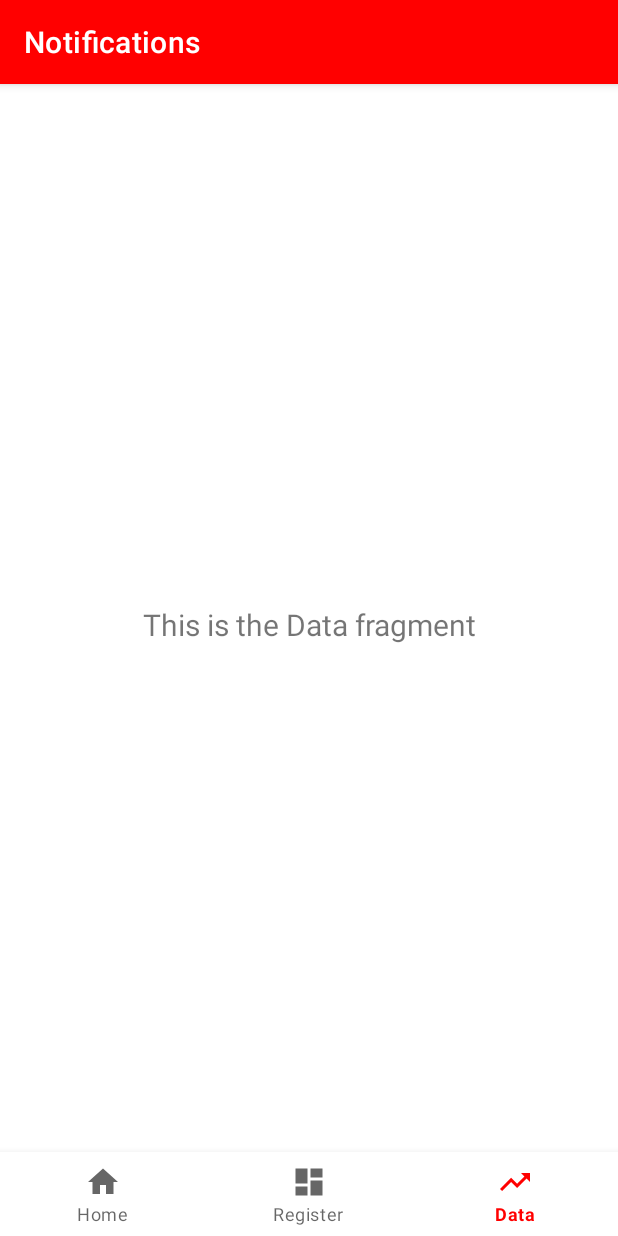
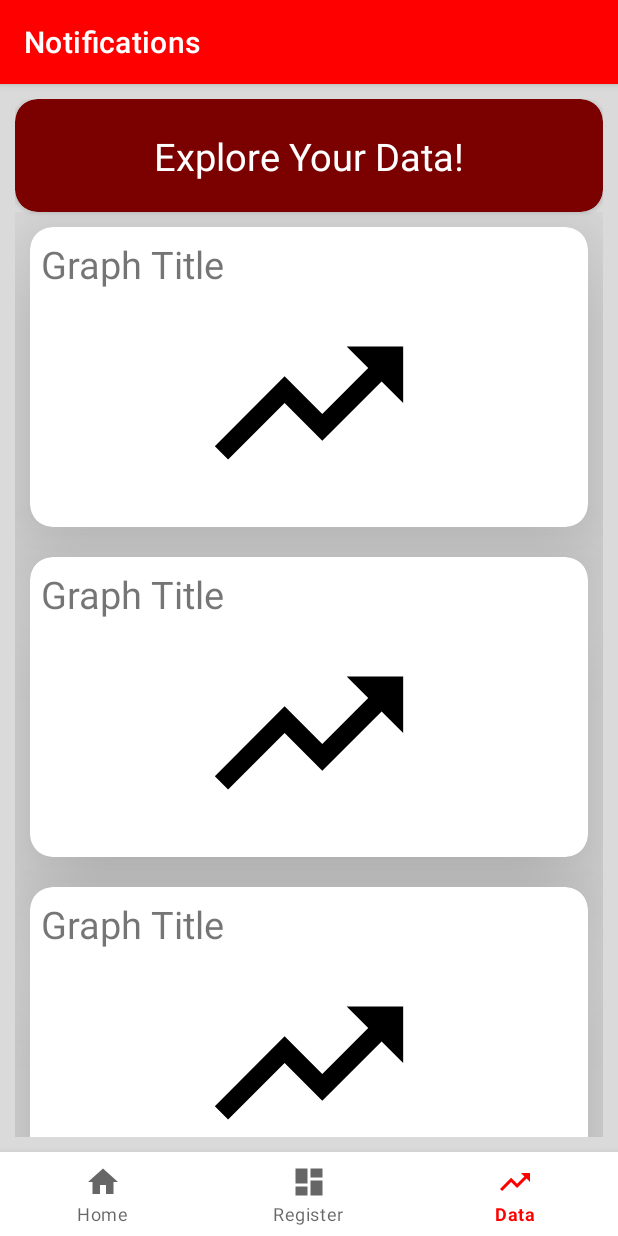
Before and after one commit to PaulAllen9/Sales-Sense, an Android app: the DataFragment screen opened through its navigation route, on a phone screen of 412 x 824 dp. Run offline under Robolectric (Android 15) with nearby library versions, the phone set to English and light mode, and no system bars; our stand-ins replace navigation-ui.

Commit message:
Minor renaming and development of Data fragment UI

```diff
--- /dev/null
+++ b/app/src/main/java/com/example/salessense/BusinessSide/data/CustomAdapterData.java
@@ -0,0 +1,64 @@
+package com.example.salessense.BusinessSide.data;
+
+import android.content.Context;
+import android.view.LayoutInflater;
+import android.view.View;
+import android.view.ViewGroup;
+import android.widget.ImageButton;
+import android.widget.ImageView;
+import android.widget.TextView;
+
+import androidx.recyclerview.widget.RecyclerView;
+
+import com.example.salessense.R;
+
+import java.util.ArrayList;
+
+public class CustomAdapterData extends RecyclerView.Adapter<CustomAdapterData.MyViewHolder>{
+
+    private Context context;
+    private ArrayList<String> tableTitles;
+    private ArrayList<Integer> tableImages;
+
+
+    public CustomAdapterData(Context context, ArrayList<String> tableTitles, ArrayList<Integer> tableImages) {
+        this.context = context;
+        this.tableTitles = tableTitles;
+        this.tableImages = tableImages;
+    }
+
+
+    @Override
+    public MyViewHolder onCreateViewHolder(ViewGroup parent, int viewType) {
+        LayoutInflater inflater = LayoutInflater.from(context);
+        View view = inflater.inflate(R.layout.data_display_card, parent, false);
+
+        return new MyViewHolder(view);
+    }
+
+    @Override
+    public void onBindViewHolder(MyViewHolder holder, int position) {
+        holder.tableTitleTV.setText(String.valueOf(tableTitles.get(position)));
+        holder.dataVisual.setImageResource(tableImages.get(position));
+    }
+
+    @Override
+    public int getItemCount() {
+        return tableTitles.size();
+    }
+
+    public class MyViewHolder extends RecyclerView.ViewHolder {
+
+        TextView tableTitleTV;
+        ImageView dataVisual;
+
+
+        public MyViewHolder(View itemView) {
+            super(itemView);
+            tableTitleTV=itemView.findViewById(R.id.tableTitleTV);
+            dataVisual=itemView.findViewById(R.id.dataVisual);
+        }
+    }
+
+
+}
--- /dev/null
+++ b/app/src/main/java/com/example/salessense/BusinessSide/data/DataFragment.java
@@ -0,0 +1,71 @@
+package com.example.salessense.BusinessSide.data;
+
+import android.os.Bundle;
+import android.view.LayoutInflater;
+import android.view.View;
+import android.view.ViewGroup;
+import android.widget.TextView;
+
+import androidx.fragment.app.Fragment;
+import androidx.lifecycle.ViewModelProvider;
+import androidx.recyclerview.widget.LinearLayoutManager;
+import androidx.recyclerview.widget.RecyclerView;
+
+import com.example.salessense.BusinessSide.register.CustomAdapterRegister;
+import com.example.salessense.BusinessSide.register.RegisterViewModel;
+import com.example.salessense.R;
+import com.example.salessense.databinding.FragmentDataBinding;
+import com.example.salessense.databinding.FragmentRegisterBinding;
+
+import java.util.ArrayList;
+
+public class DataFragment extends Fragment {
+
+    private FragmentDataBinding binding;
+
+    public View onCreateView(LayoutInflater inflater, ViewGroup container, Bundle savedInstanceState) {
+
+
+        RegisterViewModel dashboardViewModel = new ViewModelProvider(this).get(RegisterViewModel.class);
+
+        binding = FragmentDataBinding.inflate(inflater, container, false);
+        View root = binding.getRoot();
+
+
+        // Initialize RecyclerView
+        RecyclerView recyclerView = binding.recycler;  // Make sure this matches your XML ID
+        recyclerView.setLayoutManager(new LinearLayoutManager(getContext()));
+
+        ArrayList<String> dataTitles = new ArrayList<>();
+        ArrayList<Integer> dataVisuals = new ArrayList<>();
+
+        populateRecyclerView(dataTitles, dataVisuals); // Populate the data
+
+
+        // Set up the adapter
+        CustomAdapterData customAdapter = new CustomAdapterData(getContext(), dataTitles, dataVisuals);
+        recyclerView.setAdapter(customAdapter); // Attach the adapter here
+
+
+        // Set up LiveData observation
+        final TextView textView = binding.textDashboard;
+        dashboardViewModel.getText().observe(getViewLifecycleOwner(), textView::setText);
+
+        return root;
+    }
+
+    @Override
+    public void onDestroyView() {
+        super.onDestroyView();
+        binding = null;
+    }
+    private void populateRecyclerView(ArrayList<String> dataTitles, ArrayList<Integer> dataVisuals) {
+        // Add items
+        for (int i = 0; i < 6; i++) {
+            dataTitles.add("Graph Title");
+
+            dataVisuals.add(R.drawable.baseline_trending_up_24);  // Reference the drawable resource for apple
+
+        }
+    }
+}
--- a/app/src/main/java/com/example/salessense/ui/data/DataViewModel.java
+++ b/app/src/main/java/com/example/salessense/BusinessSide/data/DataViewModel.java
@@ -1,4 +1,4 @@
-package com.example.salessense.ui.data;
+package com.example.salessense.BusinessSide.data;
 
 import androidx.lifecycle.LiveData;
 import androidx.lifecycle.MutableLiveData;
--- a/app/src/main/java/com/example/salessense/ui/register/CustomAdapterRegister.java
+++ b/app/src/main/java/com/example/salessense/BusinessSide/register/CustomAdapterRegister.java
@@ -1,11 +1,9 @@
-package com.example.salessense.ui.register;
+package com.example.salessense.BusinessSide.register;
 
 import android.content.Context;
-import android.util.Log;
 import android.view.LayoutInflater;
 import android.view.View;
 import android.view.ViewGroup;
-import android.widget.ImageView;
 import android.widget.TextView;
 
 import androidx.recyclerview.widget.RecyclerView;
--- a/app/src/main/java/com/example/salessense/ui/register/RegisterViewModel.java
+++ b/app/src/main/java/com/example/salessense/BusinessSide/register/RegisterViewModel.java
@@ -1,4 +1,4 @@
-package com.example.salessense.ui.register;
+package com.example.salessense.BusinessSide.register;
 
 import androidx.lifecycle.LiveData;
 import androidx.lifecycle.MutableLiveData;
--- a/app/src/main/java/com/example/salessense/ui/store_managment/CustomAdapter.java
+++ b/app/src/main/java/com/example/salessense/BusinessSide/store_managment/CustomAdapter.java
@@ -1,4 +1,4 @@
-package com.example.salessense.ui.store_managment;
+package com.example.salessense.BusinessSide.store_managment;
 
 import android.content.Context;
 import android.util.Log;
--- a/app/src/main/java/com/example/salessense/ui/store_managment/StoreFragment.java
+++ b/app/src/main/java/com/example/salessense/BusinessSide/store_managment/StoreFragment.java
@@ -1,4 +1,4 @@
-package com.example.salessense.ui.store_managment;
+package com.example.salessense.BusinessSide.store_managment;
 
 import android.os.Bundle;
 import android.view.LayoutInflater;
--- a/app/src/main/java/com/example/salessense/ui/store_managment/StoreViewModel.java
+++ b/app/src/main/java/com/example/salessense/BusinessSide/store_managment/StoreViewModel.java
@@ -1,4 +1,4 @@
-package com.example.salessense.ui.store_managment;
+package com.example.salessense.BusinessSide.store_managment;
 
 import androidx.lifecycle.LiveData;
 import androidx.lifecycle.MutableLiveData;
--- a/app/src/main/java/com/example/salessense/ui/data/DataFragment.java
+++ /dev/null
@@ -1,36 +0,0 @@
-package com.example.salessense.ui.data;
-
-import android.os.Bundle;
-import android.view.LayoutInflater;
-import android.view.View;
-import android.view.ViewGroup;
-import android.widget.TextView;
-
-import androidx.fragment.app.Fragment;
-import androidx.lifecycle.ViewModelProvider;
-
-import com.example.salessense.databinding.FragmentDataBinding;
-
-public class DataFragment extends Fragment {
-
-    private FragmentDataBinding binding;
-
-    public View onCreateView(LayoutInflater inflater,
-                             ViewGroup container, Bundle savedInstanceState) {
-        DataViewModel notificationsViewModel =
-                new ViewModelProvider(this).get(DataViewModel.class);
-
-        binding = FragmentDataBinding.inflate(inflater, container, false);
-        View root = binding.getRoot();
-
-        final TextView textView = binding.textNotifications;
-        notificationsViewModel.getText().observe(getViewLifecycleOwner(), textView::setText);
-        return root;
-    }
-
-    @Override
-    public void onDestroyView() {
-        super.onDestroyView();
-        binding = null;
-    }
-}
--- /dev/null
+++ b/app/src/main/res/layout/data_display_card.xml
@@ -0,0 +1,41 @@
+<?xml version="1.0" encoding="utf-8"?>
+<androidx.cardview.widget.CardView xmlns:android="http://schemas.android.com/apk/res/android"
+    xmlns:app="http://schemas.android.com/apk/res-auto"
+    xmlns:tools="http://schemas.android.com/tools"
+    android:id="@+id/main"
+    android:layout_width="match_parent"
+    android:layout_height="wrap_content"
+    android:padding="10dp"
+    android:layout_margin="10dp"
+    app:cardCornerRadius="15dp"
+    app:cardElevation="50dp">
+
+
+    <androidx.constraintlayout.widget.ConstraintLayout
+        android:layout_width="match_parent"
+        android:layout_height="200dp"
+        android:padding="7dp">
+
+        <TextView
+            android:id="@+id/tableTitleTV"
+            android:layout_width="wrap_content"
+            android:layout_height="wrap_content"
+            android:text="Data title"
+            android:textSize="25sp"
+            app:layout_constraintStart_toStartOf="parent"
+            app:layout_constraintTop_toTopOf="parent" />
+
+
+        <ImageView
+            android:id="@+id/dataVisual"
+            android:layout_width="0dp"
+            android:layout_height="0dp"
+            android:src="@drawable/baseline_trending_up_24"
+            app:layout_constraintBottom_toBottomOf="parent"
+            app:layout_constraintEnd_toEndOf="parent"
+            app:layout_constraintStart_toStartOf="parent"
+            app:layout_constraintTop_toBottomOf="@+id/tableTitleTV" />
+
+    </androidx.constraintlayout.widget.ConstraintLayout>
+
+</androidx.cardview.widget.CardView>
--- a/app/src/main/res/layout/fragment_data.xml
+++ b/app/src/main/res/layout/fragment_data.xml
@@ -4,19 +4,64 @@
     xmlns:tools="http://schemas.android.com/tools"
     android:layout_width="match_parent"
     android:layout_height="match_parent"
-    tools:context=".ui.data.DataFragment">
+    android:padding="10dp"
+    android:background="@color/off_white"
+    tools:context=".BusinessSide.store_managment.StoreFragment">
+
+
+    <androidx.cardview.widget.CardView
+        android:id="@+id/main"
+        android:layout_width="match_parent"
+        android:layout_height="wrap_content"
+        app:cardCornerRadius="15dp"
+        android:backgroundTint="@color/dark_red"
+        app:layout_constraintEnd_toEndOf="parent"
+        app:layout_constraintStart_toStartOf="parent"
+        app:layout_constraintTop_toTopOf="parent">
+
+
+        <androidx.constraintlayout.widget.ConstraintLayout
+            android:id="@+id/Header"
+            android:layout_width="match_parent"
+            android:layout_height="75dp"
+            android:padding="7dp">
+
+            <TextView
+                android:id="@+id/itemNameTV"
+                style="@style/whiteText"
+                android:layout_width="wrap_content"
+                android:layout_height="wrap_content"
+                android:text="Explore Your Data!"
+                app:layout_constraintBottom_toBottomOf="parent"
+                app:layout_constraintEnd_toEndOf="parent"
+                app:layout_constraintStart_toStartOf="parent"
+                app:layout_constraintTop_toTopOf="parent" />
+
+        </androidx.constraintlayout.widget.ConstraintLayout>
+
+    </androidx.cardview.widget.CardView>
+
+
+    <androidx.recyclerview.widget.RecyclerView
+        android:id="@+id/recycler"
+        android:layout_width="match_parent"
+        android:layout_height="0dp"
+        app:layout_constraintBottom_toBottomOf="parent"
+        app:layout_constraintTop_toBottomOf="@+id/main"
+        tools:layout_editor_absoluteX="10dp">
+
+    </androidx.recyclerview.widget.RecyclerView>
+
 
     <TextView
-        android:id="@+id/text_notifications"
+        android:id="@+id/text_dashboard"
         android:layout_width="match_parent"
         android:layout_height="wrap_content"
-        android:layout_marginStart="8dp"
-        android:layout_marginTop="8dp"
-        android:layout_marginEnd="8dp"
         android:textAlignment="center"
         android:textSize="20sp"
-        app:layout_constraintBottom_toBottomOf="parent"
+        android:visibility="gone"
+        app:layout_constraintTop_toBottomOf="@id/main"
         app:layout_constraintEnd_toEndOf="parent"
-        app:layout_constraintStart_toStartOf="parent"
-        app:layout_constraintTop_toTopOf="parent" />
+        app:layout_constraintStart_toStartOf="parent" />
+
 </androidx.constraintlayout.widget.ConstraintLayout>
--- a/app/src/main/res/layout/fragment_managment.xml
+++ b/app/src/main/res/layout/fragment_managment.xml
@@ -6,7 +6,7 @@
     android:layout_height="match_parent"
     android:padding="10dp"
     android:background="@color/off_white"
-    tools:context=".ui.store_managment.StoreFragment">
+    tools:context=".BusinessSide.store_managment.StoreFragment">
 
 
     <androidx.constraintlayout.widget.ConstraintLayout
--- a/app/src/main/res/layout/fragment_register.xml
+++ b/app/src/main/res/layout/fragment_register.xml
@@ -6,7 +6,7 @@
     android:layout_height="match_parent"
     android:padding="10dp"
     android:background="@color/off_white"
-    tools:context=".ui.store_managment.StoreFragment">
+    tools:context=".BusinessSide.store_managment.StoreFragment">
 
 
     <androidx.cardview.widget.CardView
--- a/app/src/main/res/navigation/mobile_navigation.xml
+++ b/app/src/main/res/navigation/mobile_navigation.xml
@@ -7,19 +7,19 @@
 
     <fragment
         android:id="@+id/store_managment"
-        android:name="com.example.salessense.ui.store_managment.StoreFragment"
+        android:name="com.example.salessense.BusinessSide.store_managment.StoreFragment"
         android:label="@string/title_home"
         tools:layout="@layout/fragment_managment" />
 
     <fragment
         android:id="@+id/navigation_register"
-        android:name="com.example.salessense.ui.register.RegisterFragment"
+        android:name="com.example.salessense.BusinessSide.register.RegisterFragment"
         android:label="@string/title_dashboard"
         tools:layout="@layout/fragment_register" />
 
     <fragment
         android:id="@+id/navigation_data"
-        android:name="com.example.salessense.ui.data.DataFragment"
+        android:name="com.example.salessense.BusinessSide.data.DataFragment"
         android:label="@string/title_notifications"
         tools:layout="@layout/fragment_data" />
 </navigation>
--- a/app/src/main/res/navigation/mobile_navigation2.xml
+++ b/app/src/main/res/navigation/mobile_navigation2.xml
@@ -7,19 +7,19 @@
 
     <fragment
         android:id="@+id/store_managment"
-        android:name="com.example.salessense.ui.store_managment.StoreFragment"
+        android:name="com.example.salessense.BusinessSide.store_managment.StoreFragment"
         android:label="@string/title_home"
         tools:layout="@layout/fragment_managment" />
 
     <fragment
         android:id="@+id/navigation_register"
-        android:name="com.example.salessense.ui.register.RegisterFragment"
+        android:name="com.example.salessense.BusinessSide.register.RegisterFragment"
         android:label="@string/title_dashboard"
         tools:layout="@layout/fragment_register" />
 
     <fragment
         android:id="@+id/navigation_data"
-        android:name="com.example.salessense.ui.data.DataFragment"
+        android:name="com.example.salessense.BusinessSide.data.DataFragment"
         android:label="@string/title_notifications"
         tools:layout="@layout/fragment_data" />
 </navigation>
```
Also changed, not shown: app/src/main/java/com/example/salessense/BusinessSide/register/RegisterFragment.java (renamed from app/src/main/java/com/example/salessense/ui/register/RegisterFragment.java, +1 -6 lines).
